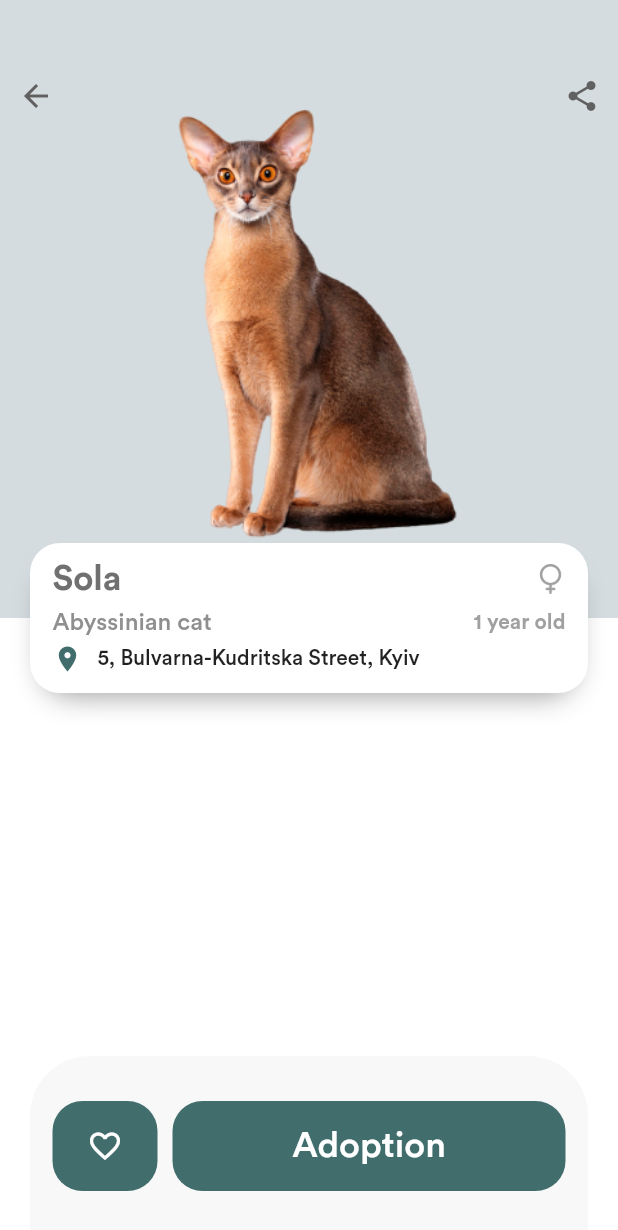
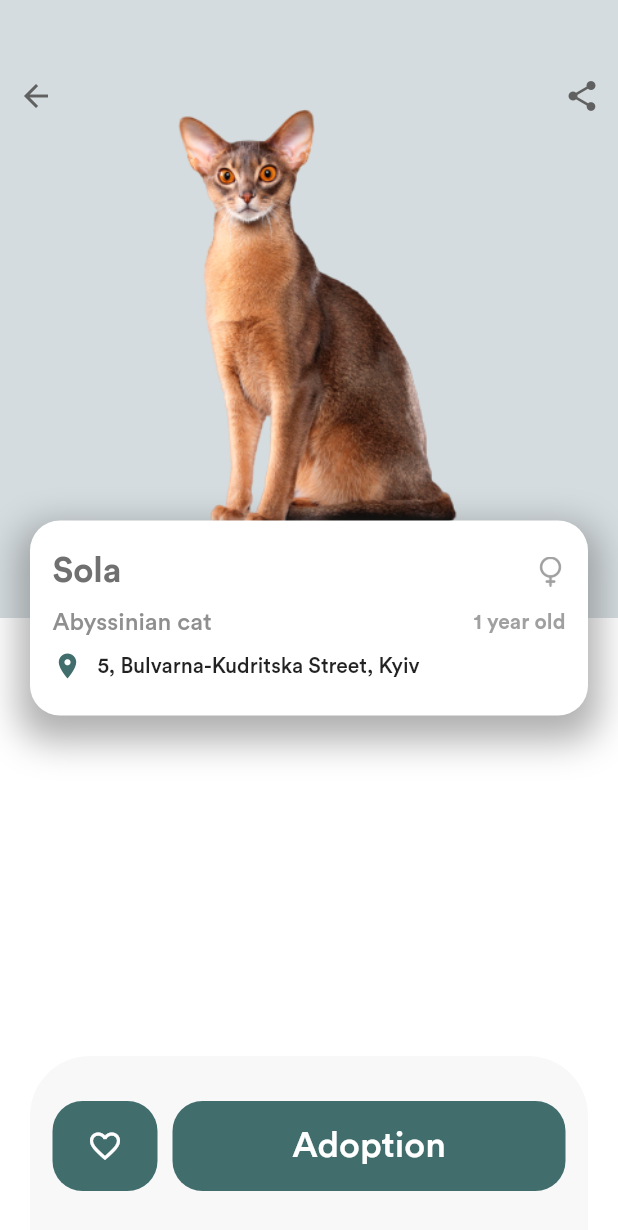
Before and after one commit to aniribe/pet_adopt_store_UI, a Flutter app: the screen it shows after launch, after a tap on "Sola", on a phone screen of 412 x 824 dp. Shown: the top 1230 px of the screen. Run offline on Flutter 3.47's test engine with Material 2 defaults, Android fonts, the phone set to English and light mode, and no system bars; our stand-ins replace font_awesome_flutter.

Commit message:
CatInfoSection was refactored on item_page;

```diff
--- a/lib/config/app_colors.dart
+++ b/lib/config/app_colors.dart
@@ -15,10 +15,10 @@ class AppColors {
 
   static List<BoxShadow> shadowList = [
     BoxShadow(
-      color: grey700.withOpacity(0.6),
-      blurRadius: 15,
-      spreadRadius: -8,
-      offset: Offset(0, 10),
+      color: grey700.withOpacity(0.5),
+      blurRadius: 20,
+      spreadRadius: 7,
+      offset: const Offset(0, 10),
     )
   ];
 }
--- /dev/null
+++ b/lib/views/item_page/components/address_setion.dart
@@ -0,0 +1,28 @@
+import 'package:flutter/material.dart';
+import '../../../config/app_colors.dart';
+import '../../../config/app_size.dart';
+import '../../../data/data.dart';
+
+class AddressSection extends StatelessWidget {
+  const AddressSection({
+    Key? key,
+    required this.index,
+  }) : super(key: key);
+
+  final int index;
+
+  @override
+  Widget build(BuildContext context) {
+    return Row(
+      children: [
+        Icon(
+          Icons.location_on,
+          size: 20,
+          color: AppColors.primaryGreen,
+        ),
+        horizontalSpace(width: 10),
+        Text(pets[index].address)
+      ],
+    );
+  }
+}
--- /dev/null
+++ b/lib/views/item_page/components/cat_info_section.dart
@@ -0,0 +1,48 @@
+import 'package:flutter/material.dart';
+import 'package:pet_app_ui/views/item_page/components/type_age_section.dart';
+import '../../../config/app_colors.dart';
+import '../../../config/app_size.dart';
+import '../../../config/string_constants.dart';
+import '../../../data/data.dart';
+import '../../../widgets/cat_name_section.dart';
+import 'address_setion.dart';
+
+class CatInfoSection extends StatelessWidget {
+  const CatInfoSection({
+    Key? key,
+    required this.index,
+  }) : super(key: key);
+
+  final int index;
+
+  @override
+  Widget build(BuildContext context) {
+    return Align(
+      alignment: Alignment.center,
+      child: Container(
+        height: 130,
+        margin: const EdgeInsets.symmetric(horizontal: 20),
+        padding: const EdgeInsets.symmetric(horizontal: 15, vertical: 20),
+        decoration: BoxDecoration(
+          color: AppColors.white,
+          boxShadow: AppColors.shadowList,
+          borderRadius: BorderRadius.circular(20),
+        ),
+        child: Column(
+          children: [
+            CatNameSection(
+              name: pets[index].name,
+              sex: pets[index].sex == StringConstants.female
+                  ? StringConstants.femaleImage
+                  : StringConstants.maleImage,
+            ),
+            verticalSpace(height: 10),
+            TypeAgeSection(index: index),
+            verticalSpace(height: 10),
+            AddressSection(index: index),
+          ],
+        ),
+      ),
+    );
+  }
+}
--- /dev/null
+++ b/lib/views/item_page/components/type_age_section.dart
@@ -0,0 +1,24 @@
+import 'package:flutter/cupertino.dart';
+import '../../../data/data.dart';
+import '../../../widgets/cat_age.dart';
+import '../../../widgets/cat_type.dart';
+
+class TypeAgeSection extends StatelessWidget {
+  const TypeAgeSection({
+    Key? key,
+    required this.index,
+  }) : super(key: key);
+
+  final int index;
+
+  @override
+  Widget build(BuildContext context) {
+    return Row(
+      mainAxisAlignment: MainAxisAlignment.spaceBetween,
+      children: [
+        CatType(type: pets[index].type),
+        CatAge(age: pets[index].age),
+      ],
+    );
+  }
+}
--- a/lib/views/item_page/item_page.dart
+++ b/lib/views/item_page/item_page.dart
@@ -3,10 +3,11 @@ import 'package:pet_app_ui/config/app_colors.dart';
 import 'package:pet_app_ui/config/app_size.dart';
 import 'package:pet_app_ui/data/data.dart';
 import 'package:pet_app_ui/config/string_constants.dart';
-import 'package:pet_app_ui/views/main_part_home/components/cat_age.dart';
-import 'package:pet_app_ui/views/main_part_home/components/cat_name_section.dart';
-import 'package:pet_app_ui/views/main_part_home/components/cat_type.dart';
+import 'package:pet_app_ui/widgets/cat_age.dart';
+import 'package:pet_app_ui/widgets/cat_name_section.dart';
+import 'package:pet_app_ui/widgets/cat_type.dart';
 
+import 'components/cat_info_section.dart';
 import 'components/top_icons_line.dart';
 
 class ItemPage extends StatelessWidget {
@@ -41,49 +42,7 @@ class ItemPage extends StatelessWidget {
             ],
           )),
           const TopIconsLine(),
-          Align(
-            alignment: Alignment.center,
-            child: Container(
-              height: 100,
-              margin: const EdgeInsets.symmetric(horizontal: 20),
-              padding: const EdgeInsets.symmetric(horizontal: 15, vertical: 10),
-              decoration: BoxDecoration(
-                color: AppColors.white,
-                boxShadow: AppColors.shadowList,
-                borderRadius: BorderRadius.circular(20),
-              ),
-              child: Column(
-                children: [
-                  CatNameSection(
-                    name: pets[index].name,
-                    sex: pets[index].sex == 'female'
-                        ? StringConstants.femaleImage
-                        : StringConstants.maleImage,
-                  ),
-                  verticalSpace(height: 5),
-                  Row(
-                    mainAxisAlignment: MainAxisAlignment.spaceBetween,
-                    children: [
-                      CatType(type: pets[index].type),
-                      CatAge(age: pets[index].age),
-                    ],
-                  ),
-                  verticalSpace(height: 5),
-                  Row(
-                    children: [
-                      Icon(
-                        Icons.location_on,
-                        size: 20,
-                        color: AppColors.primaryGreen,
-                      ),
-                      horizontalSpace(width: 10),
-                      Text(pets[index].address)
-                    ],
-                  ),
-                ],
-              ),
-            ),
-          ),
+          CatInfoSection(index: index),
           Align(
             alignment: Alignment.bottomCenter,
             child: Container(
--- a/lib/views/main_part_home/components/card_info_section.dart
+++ b/lib/views/main_part_home/components/card_info_section.dart
@@ -2,9 +2,9 @@ import 'package:flutter/cupertino.dart';
 import 'package:flutter/material.dart';
 import 'package:pet_app_ui/config/app_colors.dart';
 
-import 'cat_age.dart';
-import 'cat_name_section.dart';
-import 'cat_type.dart';
+import '../../../widgets/cat_age.dart';
+import '../../../widgets/cat_name_section.dart';
+import '../../../widgets/cat_type.dart';
 import 'distance_section.dart';
 
 class CardInfoSection extends StatelessWidget {
```
Also changed, not shown: lib/widgets/cat_age.dart (renamed from lib/views/main_part_home/components/cat_age.dart), lib/widgets/cat_name_section.dart (renamed from lib/views/main_part_home/components/cat_name_section.dart), lib/widgets/cat_type.dart (renamed from lib/views/main_part_home/components/cat_type.dart).
